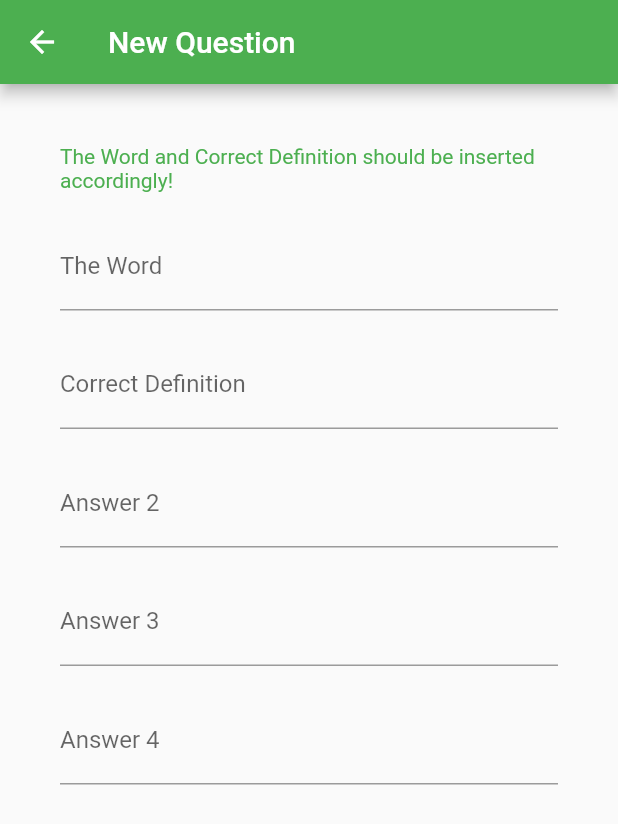
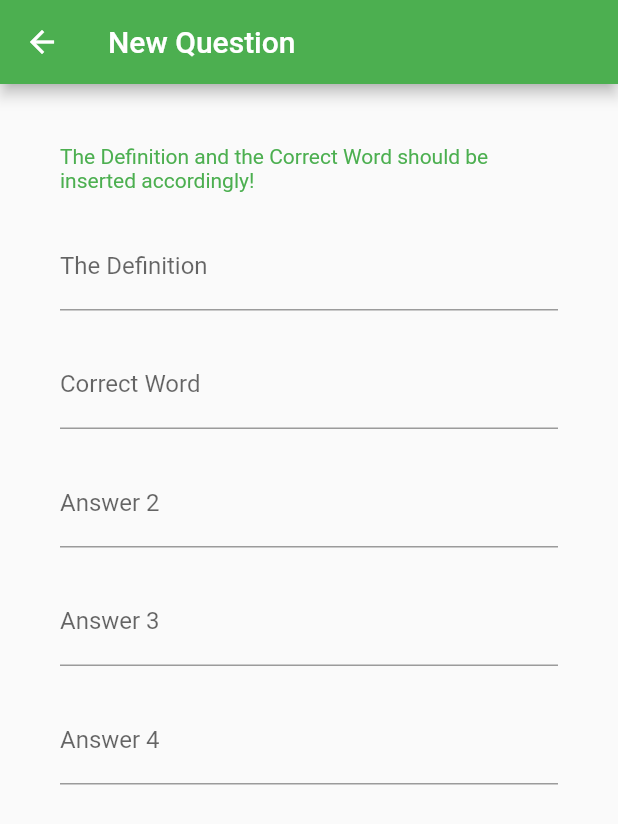
Before and after one commit to SasithaLY/word_quest, a Flutter app: the AddQuestions screen opened directly, on a phone screen of 412 x 824 dp. Shown: the top 824 px of the screen. Run offline on Flutter 3.47's test engine with Material 2 defaults, Android fonts, the phone set to English and light mode, and no system bars; our stand-ins replace cloud_firestore, firebase_auth, firebase_core, flutter_native_splash, flutter_signin_button, google_sign_in; missing offline and left inert: animated_button; accounts and stored records are empty.

Commit message:
Admin Panel Updated

```diff
--- a/lib/adminPanel/addQuestions.dart
+++ b/lib/adminPanel/addQuestions.dart
@@ -53,13 +53,13 @@ class _AddQuestionsState extends State<AddQuestions> {
               Container(
                 width: double.infinity,
                 margin: EdgeInsets.fromLTRB(40, 40, 40, 10),
-                child: Text("The Word and Correct Definition should be inserted accordingly!", style: TextStyle(color: Colors.green),)
+                child: Text("The Definition and the Correct Word should be inserted accordingly!", style: TextStyle(color: Colors.green),)
               ),
               Container(
                 width: double.infinity,
                 margin: EdgeInsets.fromLTRB(40, 10, 40, 10),
                 child: TextFormField(
-                  decoration: InputDecoration(labelText: 'The Word'),
+                  decoration: InputDecoration(labelText: 'The Definition'),
                   validator: (value) {
                     if (value == null || value.isEmpty) {
                       return 'Please enter some text';
@@ -75,7 +75,7 @@ class _AddQuestionsState extends State<AddQuestions> {
                 width: double.infinity,
                 margin: EdgeInsets.fromLTRB(40, 10, 40, 10),
                 child: TextFormField(
-                  decoration: InputDecoration(labelText: 'Correct Definition'),
+                  decoration: InputDecoration(labelText: 'Correct Word'),
                   validator: (value) {
                     if (value == null || value.isEmpty) {
                       return 'Please enter some text';
--- a/lib/adminPanel/adminPanel.dart
+++ b/lib/adminPanel/adminPanel.dart
@@ -91,7 +91,7 @@ class _AdminPanelState extends State<AdminPanel> {
         appBar: AppBar(
           title: Text('Word Quest Configurations'),
         ),
-        body: AnimatedOpacity(
+        body: AnimatedOpacity( //https://flutter.dev/docs/cookbook/animation/opacity-animation
           duration: Duration(seconds: 3),
           opacity: initialOpacityLevel,
         child: Column(
--- a/lib/adminPanel/updateQuestion.dart
+++ b/lib/adminPanel/updateQuestion.dart
@@ -61,7 +61,7 @@ class _UpdateQuestionState extends State<UpdateQuestion> {
               Container(
                   width: double.infinity,
                   margin: EdgeInsets.fromLTRB(40, 40, 40, 10),
-                  child: Text('You can update your questions here. The correct definition should be updated to the "Correct Answer"!', style: TextStyle(color: Colors.green),)
+                  child: Text('You can update your questions here. The correct word should be updated to the "Correct Answer"!', style: TextStyle(color: Colors.green),)
               ),
               Container(
                 width: double.infinity,
```
